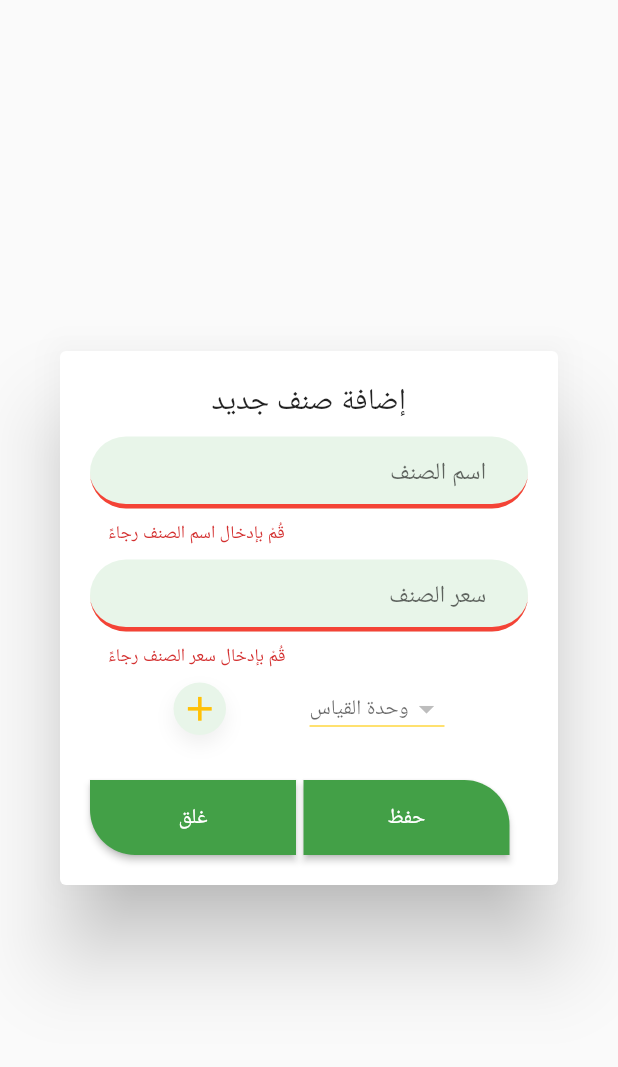
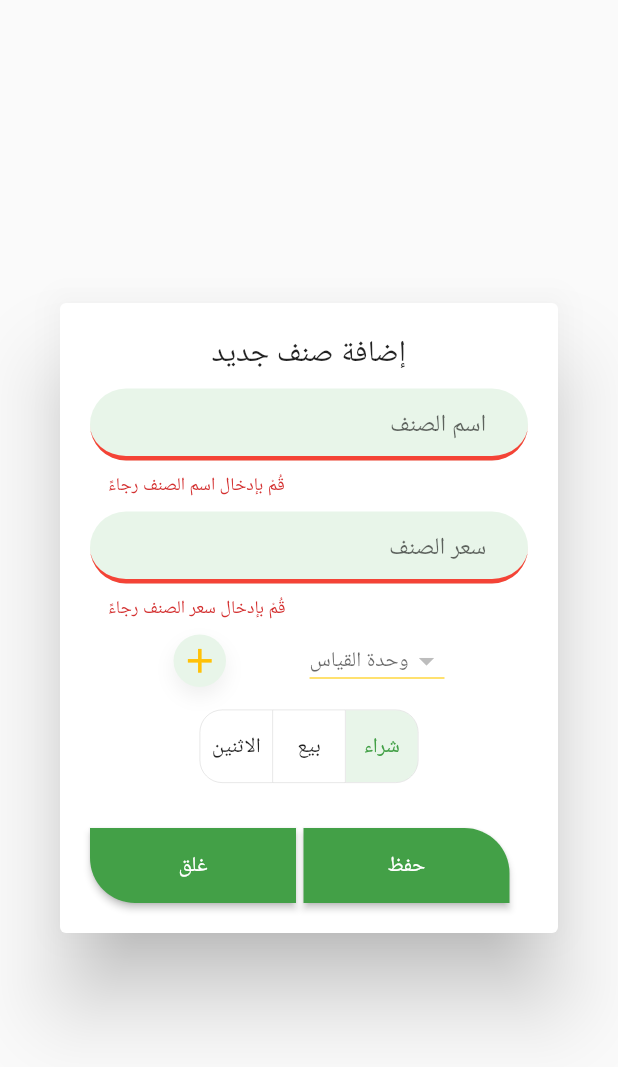
Before and after one commit to ragabelsayed/SevenKasb, a Flutter app: the IputItemForm widget shown alone on an empty page, opened directly, after a tap on "حفظ", on a phone screen of 412 x 824 dp. Shown: the top 1067 px of the screen. Run offline on Flutter 3.47's test engine with Material 2 defaults, Android fonts, the phone set to English and light mode, and no system bars; our stand-ins replace flutter_riverpod, flutter_zoom_drawer, font_awesome_flutter, shared_preferences; missing offline and left inert: dart:ffi; accounts and stored records are empty; network calls fail.

Commit message:
add type toggle btn file in itemView

```diff
--- a/sugarcane_juice_app/lib/models/item.dart
+++ b/sugarcane_juice_app/lib/models/item.dart
@@ -6,7 +6,7 @@ class Item {
   String price;
   String quentity;
   Unit unit;
-  int? type;
+  int type;
 
   Item({
     this.id,
@@ -14,7 +14,7 @@ class Item {
     required this.price,
     this.quentity = '0.0',
     required this.unit,
-    this.type,
+    required this.type,
   });
 
   factory Item.fromJson({required Map<String, dynamic> json}) {
--- a/sugarcane_juice_app/lib/screens/main/widget/item_input_form.dart
+++ b/sugarcane_juice_app/lib/screens/main/widget/item_input_form.dart
@@ -4,6 +4,7 @@ import 'package:sugarcane_juice_app/config/palette.dart';
 import 'package:sugarcane_juice_app/models/item.dart';
 import 'package:sugarcane_juice_app/models/unit.dart';
 import 'package:sugarcane_juice_app/screens/main/widget/dropdown_unit_btn.dart';
+import 'package:sugarcane_juice_app/screens/main/widget/type_toggle_btn.dart';
 
 class IputItemForm extends StatefulWidget {
   const IputItemForm({Key? key}) : super(key: key);
@@ -14,16 +15,13 @@ class IputItemForm extends StatefulWidget {
 
 class _IputItemFormState extends State<IputItemForm> {
   final _formKey = GlobalKey<FormState>();
-  late Item _item = Item(name: '', price: '', unit: Unit());
+  late Item _item = Item(name: '', price: '', unit: Unit(), type: 0);
 
   void _saveForm() {
     final _isValid = _formKey.currentState!.validate();
     if (_isValid) {
       _formKey.currentState!.save();
       // context.read(itemProvider).addItem(_item);
-      print(_item.name);
-      print(_item.price);
-      print(_item.unit.id);
     }
   }
 
@@ -91,6 +89,10 @@ class _IputItemFormState extends State<IputItemForm> {
               //   },
               // ),
               DropdownUnitBtn(unitId: (newValue) => _item.unit.id = newValue),
+              const SizedBox(height: 15),
+              TypeToggleBtn(
+                itemType: (type) => _item.type = type,
+              ),
               const SizedBox(height: 30),
               _getBtn(context),
             ],
--- /dev/null
+++ b/sugarcane_juice_app/lib/screens/main/widget/type_toggle_btn.dart
@@ -0,0 +1,65 @@
+import 'package:flutter/material.dart';
+import '/config/palette.dart';
+
+class TypeToggleBtn extends StatefulWidget {
+  final Function(int type) itemType;
+
+  const TypeToggleBtn({required this.itemType});
+  @override
+  State<TypeToggleBtn> createState() => _TypeToggleBtnState();
+}
+
+class _TypeToggleBtnState extends State<TypeToggleBtn> {
+  late List<bool> isSelected;
+
+  @override
+  void initState() {
+    super.initState();
+    isSelected = [false, false, true];
+    widget.itemType(0);
+  }
+
+  @override
+  Widget build(BuildContext context) {
+    return Row(
+      mainAxisAlignment: MainAxisAlignment.center,
+      crossAxisAlignment: CrossAxisAlignment.center,
+      children: [
+        ToggleButtons(
+          borderRadius: BorderRadius.all(Radius.circular(15)),
+          borderWidth: 0.5,
+          disabledColor: Colors.black12,
+          fillColor: Palette.primaryLightColor,
+          selectedColor: Palette.primaryColor,
+          children: [
+            Text('الاثنين'),
+            Text('بيع'),
+            Text('شراء'),
+          ],
+          onPressed: (newIndex) {
+            for (var index = 0; index < isSelected.length; index++) {
+              setState(() {
+                if (index == 0 && newIndex == 0) {
+                  isSelected[index] = !isSelected[index];
+                  // print('(2) الاثنين');
+                  widget.itemType(2);
+                } else if (index == 1 && newIndex == 1) {
+                  isSelected[index] = !isSelected[index];
+                  // print('(1) بيع');
+                  widget.itemType(1);
+                } else if (index == 2 && newIndex == 2) {
+                  isSelected[index] = !isSelected[index];
+                  // print('(0) شراء');
+                  widget.itemType(0);
+                } else {
+                  isSelected[index] = false;
+                }
+              });
+            }
+          },
+          isSelected: isSelected,
+        ),
+      ],
+    );
+  }
+}
```
